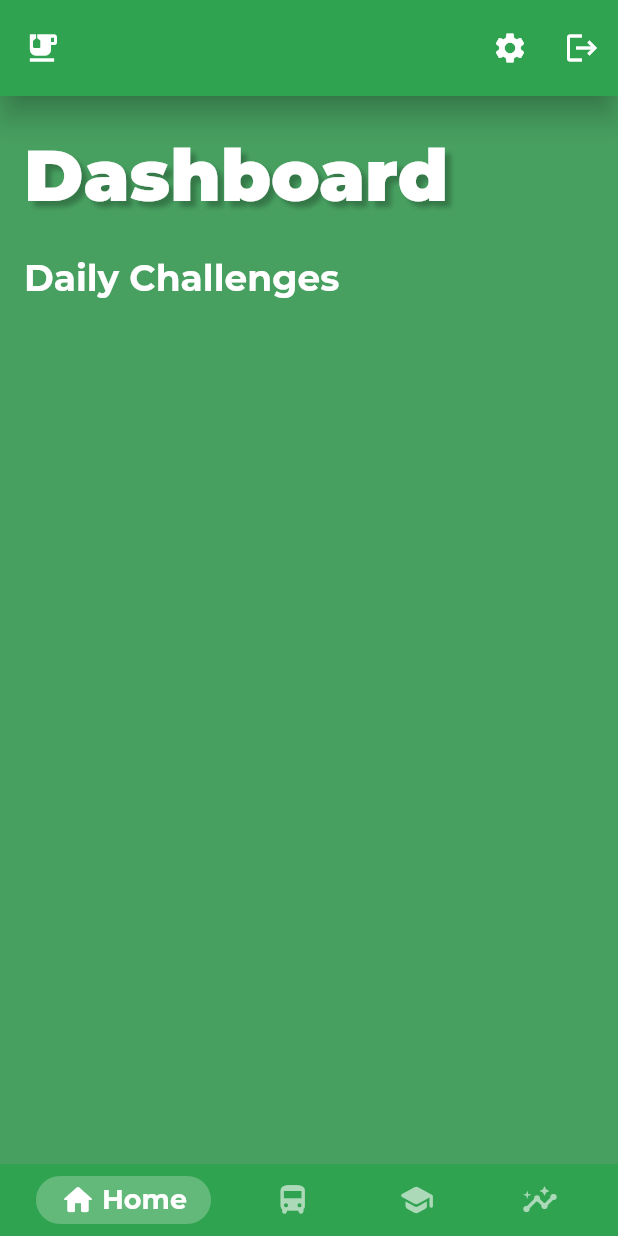
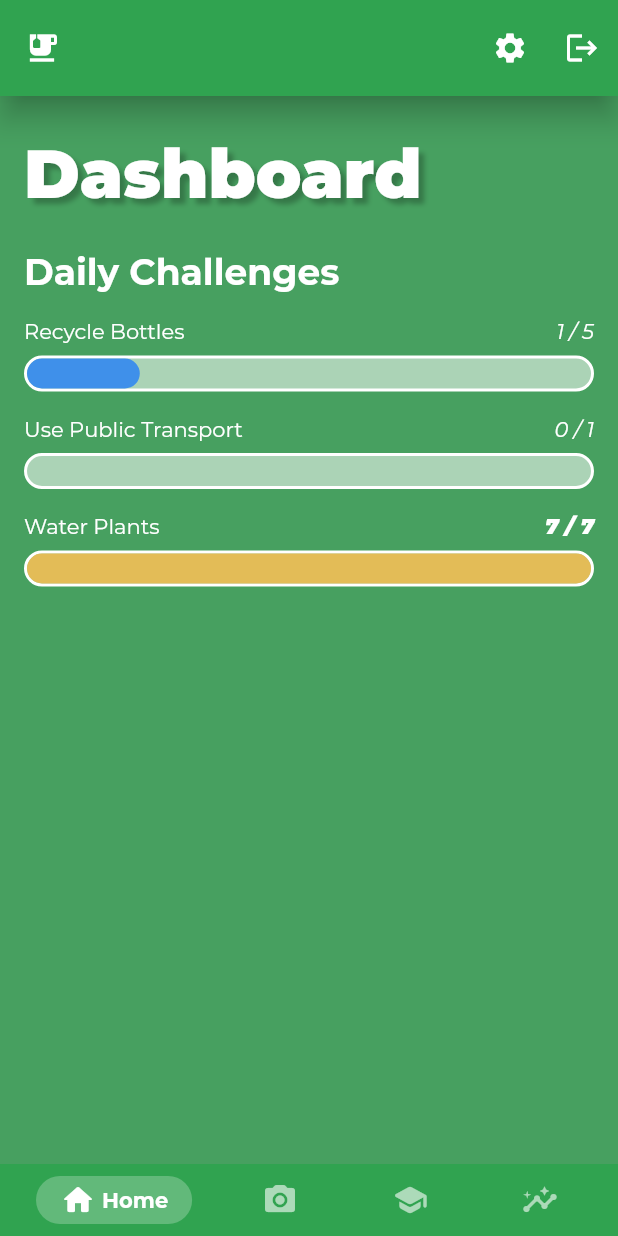
Before and after one commit to matthewyingtao/environ, a Flutter app: the screen it shows once a user with an empty profile is signed in, after a tap on the "logout" icon, on a phone screen of 412 x 824 dp. Run offline on Flutter 3.47's test engine with Material 2 defaults, Android fonts, the phone set to English and light mode, and no system bars; drawn by our look-alikes of google_nav_bar; our stand-ins replace camera, cloud_firestore, firebase_auth, firebase_core, flutter_spinkit, flutter_svg and 2 more; accounts and stored records are empty.

Commit message:
Add camera taking photo

```diff
--- a/lib/main.dart
+++ b/lib/main.dart
@@ -22,7 +22,6 @@ void main() async {
 class MyApp extends StatelessWidget {
   @override
   Widget build(BuildContext context) {
-    clear();
     return StreamProvider<UserModel>.value(
       value: AuthService().user,
       child: MaterialApp(
--- a/lib/screens/authenticate/authenticate.dart
+++ b/lib/screens/authenticate/authenticate.dart
@@ -10,7 +10,6 @@ class Authenticate extends StatefulWidget {
 }
 
 class _AuthenticateState extends State<Authenticate> {
-  bool showSignIn = true;
   Widget screenWidget;
   double leafSize = 2;
 
@@ -34,7 +33,7 @@ class _AuthenticateState extends State<Authenticate> {
     return Scaffold(
       resizeToAvoidBottomInset: false,
       backgroundColor: Colors.white,
-      body: Stack(
+      body:  Stack(
         children: [
           TweenAnimationBuilder<double>(
             tween: Tween<double>(begin: 0, end: leafSize),
--- a/lib/screens/authenticate/register.dart
+++ b/lib/screens/authenticate/register.dart
@@ -30,9 +30,9 @@ class _RegisterState extends State<Register> {
       });
       dynamic result =
           await _auth.registerWithEmailAndPassword(email, password);
-      if (result == null) {
+      if (result is String) {
         setState(() {
-          error = "Something went wrong.";
+          error = result;
           loading = false;
         });
       }
@@ -100,7 +100,9 @@ class _RegisterState extends State<Register> {
                         error,
                         style: TextStyle(color: Colors.red, fontSize: 16),
                       ),
-                      TextButton(
+                      FractionallySizedBox(
+                        widthFactor: 0.8,
+                        child: TextButton(
                           child: Text(
                             "Already have an account? Sign in.",
                             style: linkButtonStyle,
@@ -108,6 +110,7 @@ class _RegisterState extends State<Register> {
                           onPressed: () {
                             widget.toggleView();
                           },
+                        ),
                       )
                     ],
                   ),
--- a/lib/screens/authenticate/sign_in.dart
+++ b/lib/screens/authenticate/sign_in.dart
@@ -35,9 +35,9 @@ class _SignInState extends State<SignIn> {
         loading = true;
       });
       dynamic result = await _auth.signInWithEmailAndPassword(email, password);
-      if (result == null) {
+      if (result is String) {
         setState(() {
-          error = "Something went wrong.";
+          error = result;
           loading = false;
         });
       }
--- /dev/null
+++ b/lib/screens/camera/camera.dart
@@ -0,0 +1,109 @@
+import 'dart:async';
+import 'dart:io';
+
+import 'package:brewcrew/shared/loading.dart';
+import 'package:camera/camera.dart';
+import 'package:flutter/material.dart';
+
+class TakePictureScreen extends StatefulWidget {
+  final CameraDescription camera;
+
+  const TakePictureScreen({this.camera});
+
+  @override
+  TakePictureScreenState createState() => TakePictureScreenState();
+}
+
+class TakePictureScreenState extends State<TakePictureScreen> {
+  CameraController _controller;
+  Future<void> _initializeControllerFuture;
+
+  @override
+  void initState() {
+    super.initState();
+    _controller = CameraController(
+      widget.camera,
+      ResolutionPreset.medium,
+      imageFormatGroup: ImageFormatGroup.jpeg,
+    );
+    _initializeControllerFuture = _controller.initialize();
+  }
+
+  @override
+  void dispose() {
+    _controller.dispose();
+    super.dispose();
+  }
+
+  @override
+  Widget build(BuildContext context) {
+    return ClipRect(
+      child: OverflowBox(
+        maxWidth: double.infinity,
+        alignment: Alignment.center,
+        child: Stack(children: [
+          FutureBuilder<void>(
+            future: _initializeControllerFuture,
+            builder: (context, snapshot) {
+              if (snapshot.connectionState == ConnectionState.done) {
+                return CameraPreview(_controller);
+              } else {
+                return Center(child: Loading());
+              }
+            },
+          ),
+          Positioned(
+            bottom: 16,
+            right: 24,
+            child: RawMaterialButton(
+              elevation: 4.0,
+              fillColor: Colors.white,
+              child: Icon(
+                Icons.camera,
+                size: 36.0,
+              ),
+              padding: EdgeInsets.all(16.0),
+              shape: CircleBorder(),
+              onPressed: () async {
+                try {
+                  await _initializeControllerFuture;
+                  final image = await _controller.takePicture();
+                  await Navigator.of(context).push(
+                    MaterialPageRoute(
+                      builder: (context) => DisplayPictureScreen(
+                        imagePath: image.path,
+                      ),
+                    ),
+                  );
+                } catch (e) {
+                  print(e);
+                }
+              },
+            ),
+          ),
+        ]),
+      ),
+    );
+  }
+}
+
+class DisplayPictureScreen extends StatelessWidget {
+  final String imagePath;
+
+  const DisplayPictureScreen({this.imagePath});
+
+  @override
+  Widget build(BuildContext context) {
+    return Scaffold(
+      appBar: AppBar(title: Text('Photo Taken')),
+      // The image is stored as a file on the device. Use the `Image.file`
+      // constructor with the given path to display the image.
+      body: Image.file(
+        File(imagePath),
+        fit: BoxFit.cover,
+        height: double.infinity,
+        width: double.infinity,
+      ),
+    );
+  }
+}
--- /dev/null
+++ b/lib/screens/home/dashboard.dart
@@ -0,0 +1,46 @@
+import 'package:brewcrew/shared/components/challenge_progress_indicator.dart';
+import 'package:flutter/material.dart';
+
+class Dashboard extends StatelessWidget {
+  @override
+  Widget build(BuildContext context) {
+    return SingleChildScrollView(
+      child: Container(
+        margin: EdgeInsets.symmetric(vertical: 24.0, horizontal: 16.0),
+        child: Column(
+          crossAxisAlignment: CrossAxisAlignment.start,
+          children: [
+            Text(
+              "Dashboard",
+              style: Theme.of(context).textTheme.headline3
+            ),
+            SizedBox(height: 24.0),
+            Text(
+              "Daily Challenges",
+              textAlign: TextAlign.left,
+              style: Theme.of(context).textTheme.headline5
+            ),
+            SizedBox(height: 16.0),
+            ChallengeProgressIndicator(
+              challengeProgress: 1,
+              challengeMax: 5,
+              challengeTitle: "Recycle Bottles",
+            ),
+            SizedBox(height: 16.0),
+            ChallengeProgressIndicator(
+              challengeProgress: 0,
+              challengeMax: 1,
+              challengeTitle: "Use Public Transport",
+            ),
+            SizedBox(height: 16.0),
+            ChallengeProgressIndicator(
+              challengeProgress: 7,
+              challengeMax: 7,
+              challengeTitle: "Water Plants",
+            ),
+          ],
+        ),
+      ),
+    );
+  }
+}
--- a/lib/screens/home/home.dart
+++ b/lib/screens/home/home.dart
@@ -1,15 +1,23 @@
-import 'package:brewcrew/models/brew.dart';
+import 'package:brewcrew/screens/camera/camera.dart';
+import 'package:brewcrew/screens/home/dashboard.dart';
 import 'package:brewcrew/screens/home/settings_form.dart';
 import 'package:brewcrew/shared/constants.dart';
+import 'package:brewcrew/shared/loading.dart';
 import 'package:google_nav_bar/google_nav_bar.dart';
 import 'package:flutter/material.dart';
-import '../../services/database.dart';
 import '../../services/auth.dart';
-import 'package:provider/provider.dart';
-import 'brew_list.dart';
+import 'package:camera/camera.dart';
 
-class Home extends StatelessWidget {
+class Home extends StatefulWidget {
+  @override
+  _HomeState createState() => _HomeState();
+}
+
+class _HomeState extends State<Home> {
   final AuthService _auth = AuthService();
+
+  final PageController _controller = PageController(initialPage: 0);
+  int _currentPage = 0;
 
   @override
   Widget build(BuildContext context) {
@@ -23,9 +31,9 @@ class Home extends StatelessWidget {
           });
     }
 
-    return StreamProvider<List<Brew>>.value(
-      value: DatabaseService().brews,
-      child: Scaffold(
+    final cameras = availableCameras();
+
+    return Scaffold(
       backgroundColor: themeGreen,
       appBar: AppBar(
         title: Icon(Icons.emoji_food_beverage),
@@ -48,29 +56,32 @@ class Home extends StatelessWidget {
       body: Column(
         crossAxisAlignment: CrossAxisAlignment.start,
         children: [
-            Container(
-              margin: EdgeInsets.symmetric(vertical: 24.0, horizontal: 16.0),
-              child: Column(
-                crossAxisAlignment: CrossAxisAlignment.start,
-                children: [
-                  Text(
-                    "Dashboard",
-                    style: Theme.of(context).textTheme.headline3.copyWith(
-                          color: Colors.white,
+          Expanded(
+            child: PageView(
+              onPageChanged: (index) {
+                setState(() {
+                  _currentPage = index;
+                });
+              },
+              controller: _controller,
+              children: <Widget>[
+                Dashboard(),
+                FutureBuilder(
+                  future: cameras,
+                  builder: (context, snapshot) {
+                    if (snapshot.hasData) {
+                      return TakePictureScreen(
+                        camera: snapshot.data.first,
+                      );
+                    } else {
+                      return Loading();
+                    }
+                  },
                 ),
-                  ),
-                  SizedBox(height: 24.0),
-                  Text(
-                    "Daily Challenges",
-                    textAlign: TextAlign.left,
-                    style: Theme.of(context).textTheme.headline5.copyWith(
-                          color: Colors.white,
-                        ),
-                  ),
+
               ],
             ),
           ),
-            Spacer(),
           Container(
             color: themeDarkGreen,
             padding: EdgeInsets.symmetric(
@@ -79,6 +90,7 @@ class Home extends StatelessWidget {
             ),
             child: GNav(
               rippleColor: Colors.white24,
+              selectedIndex: _currentPage,
               tabBorderRadius: 50,
               gap: 4,
               duration: Duration(milliseconds: 500),
@@ -87,29 +99,37 @@ class Home extends StatelessWidget {
               iconSize: 24,
               tabBackgroundColor: Colors.white24,
               padding: EdgeInsets.symmetric(horizontal: 16, vertical: 4),
+              onTabChange: (tab) {
+                setState(() {
+                  _controller.animateToPage(
+                    tab,
+                    duration: Duration(milliseconds: 200),
+                    curve: Curves.easeOutExpo,
+                  );
+                });
+              },
               tabs: [
                 GButton(
                   icon: Icons.home_rounded,
                   text: 'Home',
                 ),
                 GButton(
-                    icon: Icons.directions_bus_rounded,
-                    text: 'Travel',
+                  icon: Icons.camera_alt_rounded,
+                  text: 'Camera',
                 ),
                 GButton(
                   icon: Icons.school_rounded,
-                    text: 'School',
+                  text: 'Learn',
                 ),
                 GButton(
                   icon: Icons.insights_rounded,
-                    text: 'Statistics',
+                  text: 'Stats',
                 )
               ],
             ),
           ),
         ],
       ),
-      ),
     );
   }
 }
--- a/lib/screens/onboarding/knowledge.dart
+++ b/lib/screens/onboarding/knowledge.dart
@@ -15,7 +15,7 @@ class Knowledge extends StatelessWidget {
               crossAxisAlignment: CrossAxisAlignment.center,
               children: [
                 Placeholder(
-                  fallbackHeight: 200,
+                  fallbackHeight: 120,
                 ),
                 SizedBox(
                   height: 32.0,
@@ -57,8 +57,8 @@ class Knowledge extends StatelessWidget {
         ),
         RotatedBox(
           quarterTurns: 1,
-          child: Transform.translate(
-            offset: Offset(0.0, -10.0),
+          child: FittedBox(
+            fit: BoxFit.contain,
             child: Text(
               "KNOWLEDGE",
               style: Theme.of(context).textTheme.headline1.copyWith(
--- a/lib/screens/onboarding/onboarding.dart
+++ b/lib/screens/onboarding/onboarding.dart
@@ -75,16 +75,9 @@ class _OnboardingState extends State<Onboarding> {
                         });
                       },
                       children: <Widget>[
-                        // Sustainably(),
-                        Center(
-                          child: Sustainably(),
-                        ),
-                        Center(
-                          child: Progress(),
-                        ),
-                        Center(
-                          child: Knowledge(),
-                        )
+                        Sustainably(),
+                        Progress(),
+                        Knowledge(),
                       ],
                     ),
                   ),
--- a/lib/screens/onboarding/progress.dart
+++ b/lib/screens/onboarding/progress.dart
@@ -15,7 +15,7 @@ class Progress extends StatelessWidget {
               crossAxisAlignment: CrossAxisAlignment.center,
               children: [
                 Placeholder(
-                  fallbackHeight: 200,
+                  fallbackHeight: 120,
                 ),
                 SizedBox(
                   height: 32.0,
@@ -57,8 +57,8 @@ class Progress extends StatelessWidget {
         ),
         RotatedBox(
           quarterTurns: 1,
-          child: Transform.translate(
-            offset: Offset(0.0, -10.0),
+          child: FittedBox(
+            fit: BoxFit.contain,
             child: Text(
               "PROGRESS",
               style: Theme.of(context).textTheme.headline1.copyWith(
--- a/lib/screens/onboarding/sustainably.dart
+++ b/lib/screens/onboarding/sustainably.dart
@@ -17,7 +17,7 @@ class Sustainably extends StatelessWidget {
               crossAxisAlignment: CrossAxisAlignment.center,
               children: [
                 Placeholder(
-                  fallbackHeight: 200,
+                  fallbackHeight: 120,
                 ),
                 SizedBox(
                   height: 32.0,
@@ -61,8 +61,8 @@ class Sustainably extends StatelessWidget {
         ),
         RotatedBox(
           quarterTurns: 1,
-          child: Transform.translate(
-            offset: Offset(0.0, -10.0),
+          child: FittedBox(
+            fit: BoxFit.contain,
             child: Text(
               "SUSTAINABLY",
               style: Theme.of(context).textTheme.headline1.copyWith(
--- a/lib/services/auth.dart
+++ b/lib/services/auth.dart
@@ -13,20 +13,6 @@ class AuthService {
     return _auth.authStateChanges().map(_userFromUserCredential);
   }
 
-  Future signInAnon() async {
-    try {
-      UserCredential result = await _auth.signInAnonymously();
-      User user = result.user;
-      if (user != null) {
-        return _userFromUserCredential(user);
-      } else {
-        return user;
-      }
-    } catch (e) {
-      return null;
-    }
-  }
-
   Future signInWithEmailAndPassword(String email, String password) async {
     try {
       UserCredential result = await _auth.signInWithEmailAndPassword(
@@ -34,8 +20,7 @@ class AuthService {
       User user = result.user;
       return _userFromUserCredential(user);
     } catch (e) {
-      print(e.toString());
-      return null;
+      return e.message;
     }
   }
 
@@ -48,8 +33,7 @@ class AuthService {
           .updateUserData("0", "new crew member", 100);
       return _userFromUserCredential(user);
     } catch (e) {
-      print(e.toString());
-      return null;
+      return e.message;
     }
   }
 
@@ -57,8 +41,7 @@ class AuthService {
     try {
       return await _auth.signOut();
     } catch (e) {
-      print(e.toString());
-      return null;
+      return e.message;
     }
   }
 }
--- /dev/null
+++ b/lib/shared/components/challenge_progress_indicator.dart
@@ -0,0 +1,74 @@
+import 'dart:ui';
+
+import 'package:brewcrew/shared/constants.dart';
+import 'package:flutter/material.dart';
+
+class ChallengeProgressIndicator extends StatelessWidget {
+  final int challengeProgress;
+  final int challengeMax;
+  final String challengeTitle;
+
+  const ChallengeProgressIndicator(
+      {this.challengeProgress, this.challengeMax, this.challengeTitle});
+
+  Color getProgressColor() {
+    double percentageDone = this.challengeProgress / this.challengeMax;
+    if (percentageDone < 0.2) {
+      return themeRed;
+    } else if (percentageDone < 0.8) {
+      return themeBlue;
+    } else {
+      return themeYellow;
+    }
+  }
+
+  @override
+  Widget build(BuildContext context) {
+    final double percentageDone = this.challengeProgress / this.challengeMax;
+
+    return Column(
+      crossAxisAlignment: CrossAxisAlignment.start,
+      children: [
+        Row(
+          children: [
+            Text(this.challengeTitle),
+            Spacer(),
+            Text(
+              this.challengeProgress.toString() +
+                  " / " +
+                  this.challengeMax.toString(),
+              style: percentageDone == 1
+                  ? Theme.of(context).textTheme.bodyText2.copyWith(
+                      fontWeight: FontWeight.w900, fontStyle: FontStyle.italic)
+                  : Theme.of(context).textTheme.bodyText2.copyWith(
+                        fontStyle: FontStyle.italic,
+                      ),
+            ),
+          ],
+        ),
+        SizedBox(height: 8),
+        Container(
+          alignment: Alignment.topLeft,
+          height: 24,
+          decoration: BoxDecoration(
+            color: Colors.white54,
+            borderRadius: BorderRadius.circular(50.0),
+            border: Border.all(
+              color: Colors.white,
+              width: 2.0,
+            ),
+          ),
+          child: FractionallySizedBox(
+            widthFactor: percentageDone,
+            child: Container(
+              decoration: BoxDecoration(
+                color: getProgressColor(),
+                borderRadius: BorderRadius.circular(50.0),
+              ),
+            ),
+          ),
+        ),
+      ],
+    );
+  }
+}
--- a/lib/shared/constants.dart
+++ b/lib/shared/constants.dart
@@ -4,6 +4,7 @@ const themeGreen = Color(0xff47A060);
 const themeDarkGreen = Color(0xff30A350);
 const themeBlue = Color(0xff3f90ea);
 const themeRed = Color(0xffe46855);
+const themeYellow = Color(0xffE3BC57);
 const black = Color(0xff1e1e1e);
 const black50 = Color(0x80000000);
 
@@ -66,7 +67,6 @@ ThemeData appTheme = ThemeData(
     headline1: TextStyle(
       color: Colors.white,
       fontWeight: FontWeight.w900,
-      fontSize: 72,
       shadows: <Shadow>[
         Shadow(
           offset: Offset(12.0, 12.0),
@@ -77,7 +77,6 @@ ThemeData appTheme = ThemeData(
     headline3: TextStyle(
       color: Colors.white,
       fontWeight: FontWeight.w900,
-      fontSize: 48,
       shadows: <Shadow>[
         Shadow(
           offset: Offset(4, 4.0),
@@ -92,7 +91,6 @@ ThemeData appTheme = ThemeData(
     ),
     bodyText2: TextStyle(
       color: Colors.white,
-      fontSize: 18,
     ),
   ),
 );
```
Also changed, not shown: pubspec.yaml (+8 -3 lines), assets/fonts/Montserrat-BlackItalic.ttf (added), pubspec.lock. Lines whose indentation alone changed are shown as unchanged.
